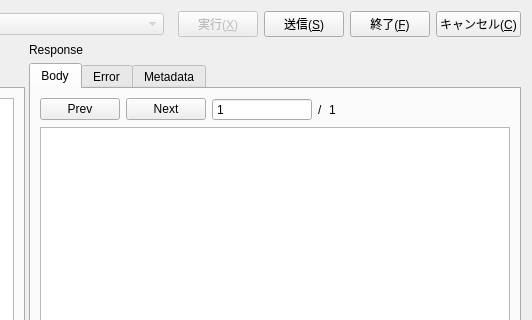
This is ui/Editor.ui in shibafu528/florarpc as Qt 5 draws it before an edit; both pictures show x 368 to 900 and y 0 to 320 of the 900 by 800 pixel window. The edited form follows.
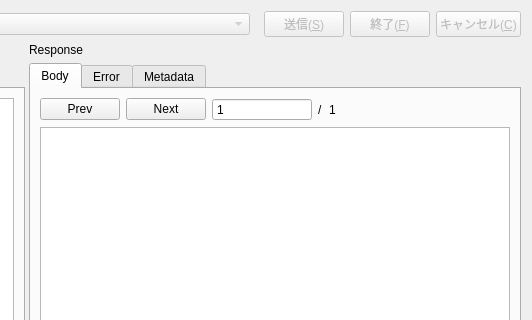
This is the edited form. Icons and pictures are not drawn. Custom widgets are drawn as their Qt base class.

Commit message: 実行ボタンを廃止し、送信ボタンに統一する

What changed in the file:
```diff
--- a/ui/Editor.ui
+++ b/ui/Editor.ui
@@ -55,22 +55,11 @@
        </property>
       </spacer>
      </item>
-     <item>
-      <widget class="QPushButton" name="executeButton">
-       <property name="enabled">
-        <bool>false</bool>
-       </property>
-       <property name="text">
-        <string>実行(&amp;X)</string>
-       </property>
-       <property name="icon">
-        <iconset theme="go-next">
-         <normaloff>.</normaloff>.</iconset>
-       </property>
-      </widget>
-     </item>
      <item>
       <widget class="QPushButton" name="sendButton">
+       <property name="enabled">
+        <bool>false</bool>
+       </property>
        <property name="text">
         <string>送信(&amp;S)</string>
        </property>
@@ -82,6 +71,9 @@
      </item>
      <item>
       <widget class="QPushButton" name="finishButton">
+       <property name="enabled">
+        <bool>false</bool>
+       </property>
        <property name="text">
         <string>終了(&amp;F)</string>
        </property>
@@ -93,6 +85,9 @@
      </item>
      <item>
       <widget class="QPushButton" name="cancelButton">
+       <property name="enabled">
+        <bool>false</bool>
+       </property>
        <property name="text">
         <string>キャンセル(&amp;C)</string>
        </property>
```
The commit also changes 4 other files.
